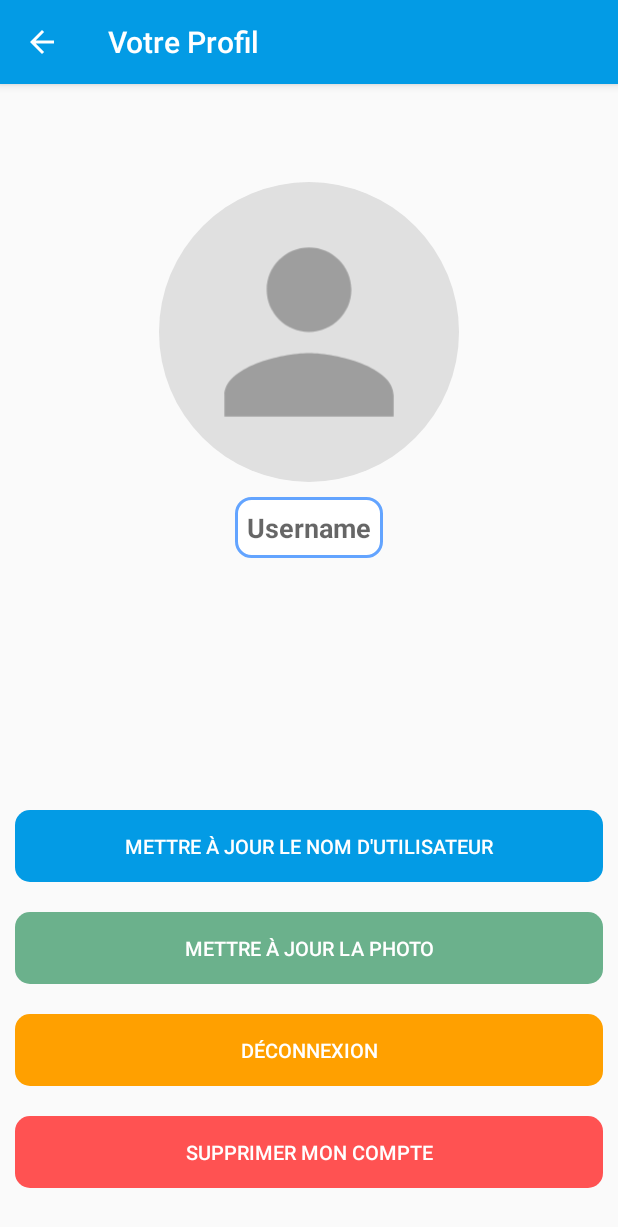
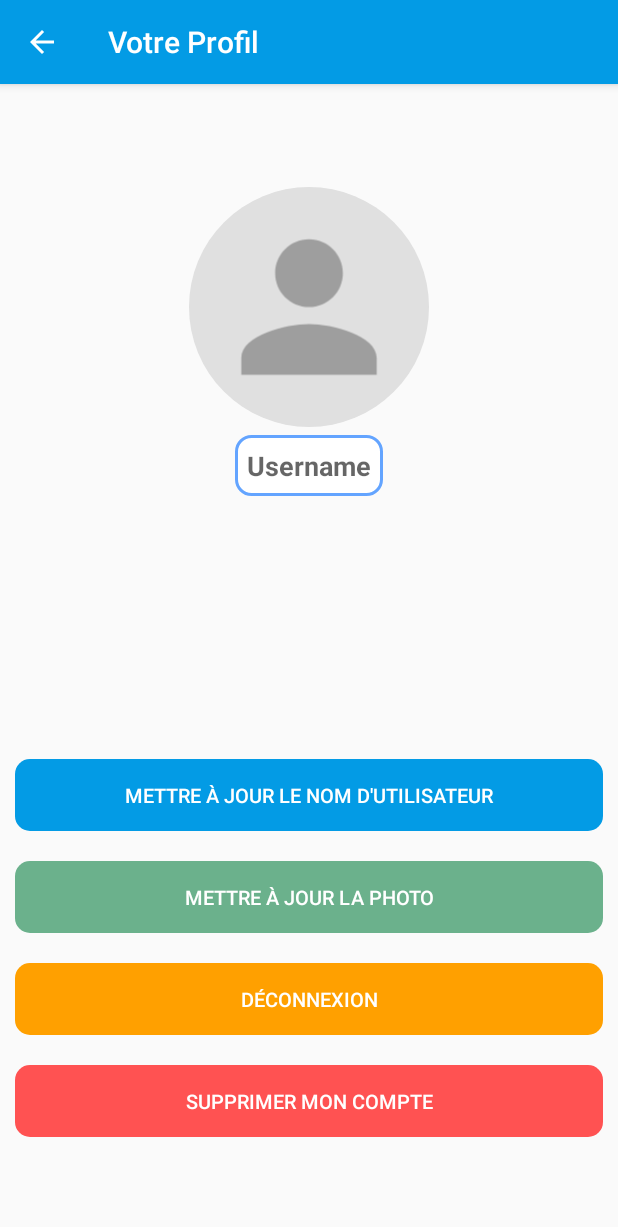
Before and after one commit to nioto22/EmojiGame, an Android app: the ProfileActivity screen opened directly, with no data from a screen before it, on a phone screen of 412 x 824 dp. Shown: the top 1227 px of the screen. Run offline under Robolectric (Android 15) with nearby library versions, the phone set to English and light mode, and no system bars; our stand-ins replace ButterKnife, Firebase (no records; nobody signed in at launch, a user with empty details on screens opened directly); libraries missing offline, so code that uses them is left out: com.facebook, com.firebase.ui, pub.devrel.easypermissions; 6 statements that could not run were skipped.

```diff
--- a/app/build.gradle
+++ b/app/build.gradle
@@ -49,6 +49,5 @@ dependencies {
     implementation 'pub.devrel:easypermissions:1.1.1'
 
 
-
 }
 apply plugin: 'com.google.gms.google-services'
--- a/app/src/main/java/com/example/nioto/emojigame/auth/ProfileActivity.java
+++ b/app/src/main/java/com/example/nioto/emojigame/auth/ProfileActivity.java
@@ -17,6 +17,7 @@ import android.widget.Toast;
 
 import com.bumptech.glide.Glide;
 import com.bumptech.glide.request.RequestOptions;
+import com.example.nioto.emojigame.MainActivity;
 import com.example.nioto.emojigame.R;
 import com.example.nioto.emojigame.api.UserHelper;
 import com.example.nioto.emojigame.base.BaseActivity;
@@ -50,8 +51,7 @@ public class ProfileActivity extends BaseActivity {
     private static final int RC_IMAGE_PERMS = 100;
     public static final int RC_CHOOSE_PHOTO = 200;
 
-    @Nullable
-    private User currentUser;
+    private String photoUrl;
 
 
     // FOR DESIGN
@@ -63,7 +63,6 @@ public class ProfileActivity extends BaseActivity {
     protected void onCreate(@Nullable Bundle savedInstanceState) {
         super.onCreate(savedInstanceState);
         this.configureToolbar();
-        this.getUserFromFirestore();
         this.updateUIWhenCreating();
     }
 
@@ -156,18 +155,6 @@ public class ProfileActivity extends BaseActivity {
     }
 
 
-    public void getUserFromFirestore(){
-        UserHelper.getUser(this.getCurrentUser().getUid()).addOnSuccessListener(new OnSuccessListener<DocumentSnapshot>() {
-            @Override
-            public void onSuccess(DocumentSnapshot documentSnapshot) {
-                currentUser = documentSnapshot.toObject(User.class);
-            }
-        });
-    }
-
-
-
-
     // --------------------
     // UI
     // --------------------
@@ -175,8 +162,10 @@ public class ProfileActivity extends BaseActivity {
     private void updateUIWhenCreating() {
         if (isCurrentUserLogged()){
             // Fixed issue with photo blurred
-            String photoUrl = getPhotoUrl();
-            if (this.getCurrentUser().getPhotoUrl() != null){
+            photoUrl = getPhotoUrl();
+
+            //Get picture url from Firebase
+            if (photoUrl != null){
                 Glide.with(this)
                         .load(photoUrl)
                         .apply(RequestOptions.circleCropTransform())
@@ -187,10 +176,29 @@ public class ProfileActivity extends BaseActivity {
                 @Override
                 public void onSuccess(DocumentSnapshot documentSnapshot) {
                     User currentUser = documentSnapshot.toObject(User.class);
+                    // Set Username
                     String username = TextUtils.isEmpty(currentUser.getUsername())
                             ? getString(R.string.info_no_username_found)
                             : currentUser.getUsername();
                     textInputEditTextUsername.setText(username);
+
+                    // Set Photo
+                    String photoFirebaseUrl = currentUser.getUrlPicture();
+                    if (currentUser.getHasChangedPicture()){
+                        if (photoUrl != null){
+                            Glide.with(ProfileActivity.this)
+                                    .load(photoFirebaseUrl)
+                                    .apply(RequestOptions.circleCropTransform())
+                                    .into(imageViewProfile);
+                        }
+                    } else {
+                        if (photoUrl != null){
+                            Glide.with(ProfileActivity.this)
+                                    .load(photoUrl)
+                                    .apply(RequestOptions.circleCropTransform())
+                                    .into(imageViewProfile);
+                        }
+                    }
                 }
             });
         }
--- a/app/src/main/res/layout/activity_profile.xml
+++ b/app/src/main/res/layout/activity_profile.xml
@@ -16,11 +16,11 @@
         android:layout_height="match_parent"
         android:orientation="vertical"
         android:gravity="center"
-        android:layout_weight="0.7">
+        android:layout_weight="1">
         <ImageView
             android:id="@+id/profile_activity_image_view_profile"
             android:layout_width="match_parent"
-            android:layout_height="200dp"
+            android:layout_height="160dp"
             app:srcCompat="@drawable/ic_anon_user_48dp" />
         <android.support.design.widget.TextInputEditText
             android:id="@+id/profile_activity_edit_text_username"
@@ -33,14 +33,14 @@
             android:textStyle="bold"
             android:gravity="center"
             android:padding="8dp"
-            android:layout_marginTop="10dp"/>
+            android:layout_marginTop="5dp"/>
         <!-- PROGRESS BAR -->
         <ProgressBar
             android:id="@+id/profile_activity_progress_bar"
             android:layout_width="30dip"
             android:layout_height="30dip"
             android:visibility="invisible"
-            android:layout_margin="@dimen/default_large_margin"/>
+            android:layout_marginTop="@dimen/default_small_margin"/>
 
     </LinearLayout>
     <!-- BUTTONS CONTAINER -->
--- /dev/null
+++ b/app/src/main/res/values/dimens.xml
@@ -0,0 +1,4 @@
+<?xml version="1.0" encoding="utf-8"?>
+<resources>
+    <dimen name="default_small_margin">10dip</dimen>
+</resources>
--- a/app/src/main/res/values/strings.xml
+++ b/app/src/main/res/values/strings.xml
@@ -37,5 +37,6 @@
     <string name="facebook_application_id" translatable="false">205811963639659</string>
     <string name="facebook_login_protocol_scheme" translatable="false" tools:ignore="UnusedResources">fb205811963639659</string>
     <string name="button_update_photo">Mettre à jour la photo</string>
+    <string name="toolbar_title_create_enigma_activity">Créer une Enigme</string>
 
 </resources>
```
Also changed, not shown: app/src/main/AndroidManifest.xml (+14 -7 lines), app/src/main/java/com/example/nioto/emojigame/activities/CreateEnigmaActivity.java (added, +15 -0 lines), app/src/main/java/com/example/nioto/emojigame/api/EnigmaHelper.java (added, +64 -0 lines), app/src/main/res/layout/activity_create_enigma.xml (added, +72 -0 lines).
